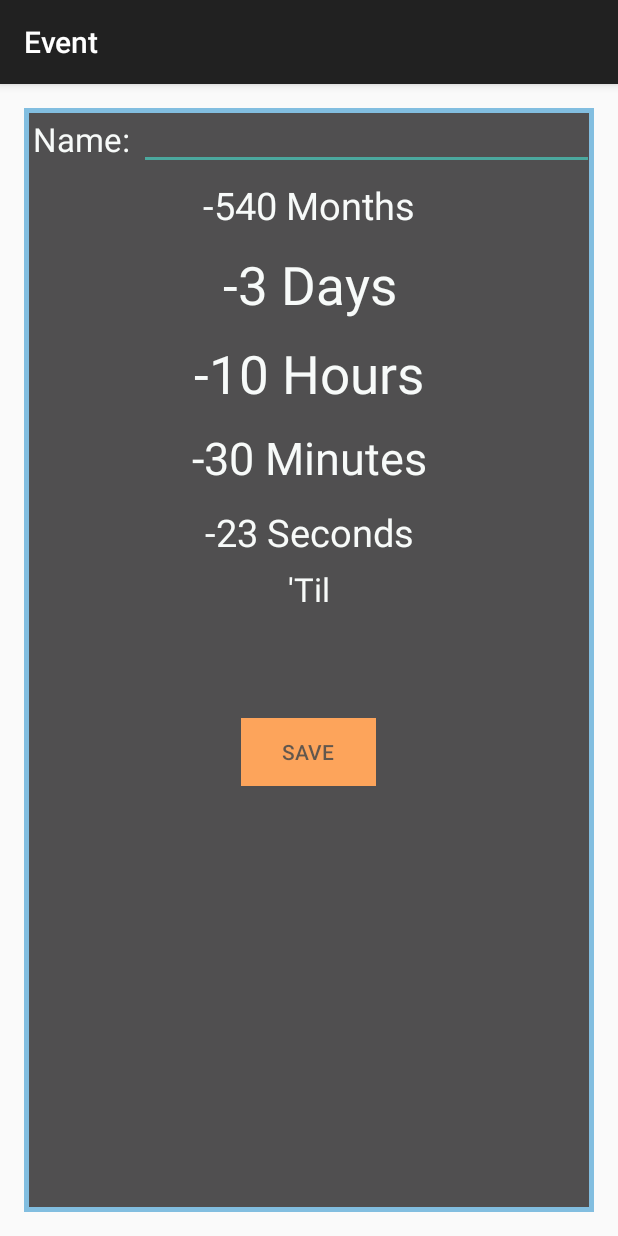
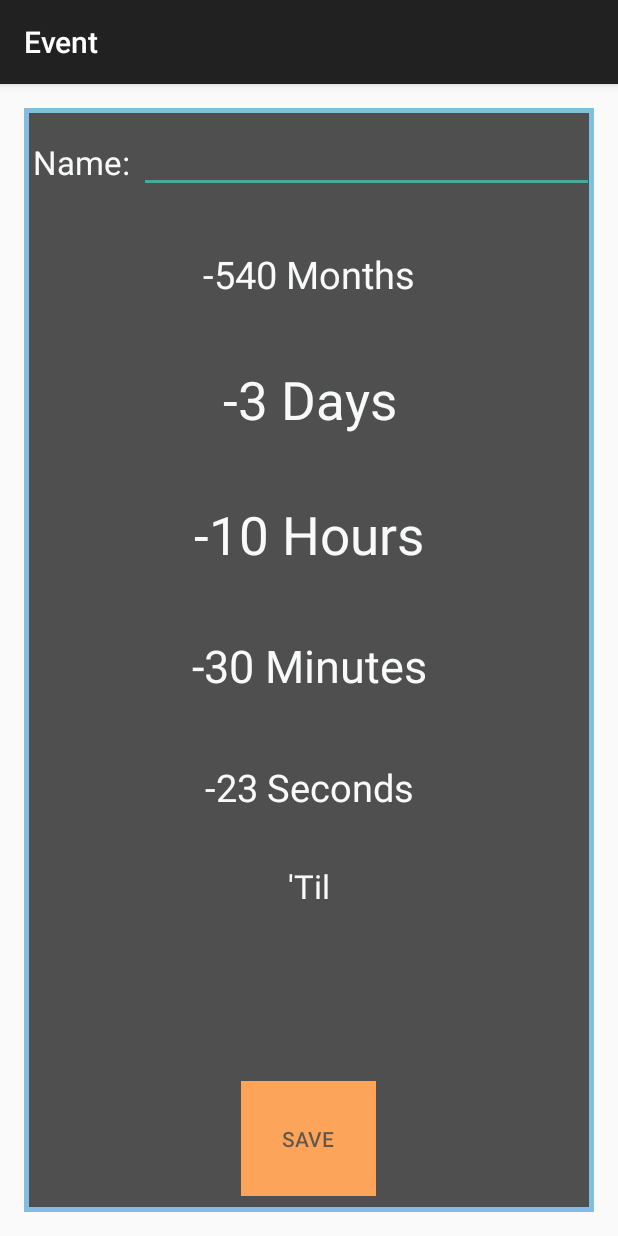
Before and after one commit to msavastano/HowLongTil, an Android app: the HowLongDetail screen opened directly, with no data from a screen before it, on a phone screen of 412 x 824 dp. Run offline under Robolectric (Android 15) with nearby library versions, the phone set to English and light mode, and no system bars; 6 statements that could not run were skipped.

Commit message:
UI changes, visibility button, no edit name

```diff
--- a/app/build.gradle
+++ b/app/build.gradle
@@ -9,7 +9,7 @@ android {
         minSdkVersion 10
         targetSdkVersion 21
         versionCode 1
-        versionName "1.0"
+        versionName "1.0.0-beta"
     }
     buildTypes {
         release {
--- a/app/src/main/AndroidManifest.xml
+++ b/app/src/main/AndroidManifest.xml
@@ -1,6 +1,7 @@
 <?xml version="1.0" encoding="utf-8"?>
 <manifest xmlns:android="http://schemas.android.com/apk/res/android"
-    package="com.mikesavastano.howlongtil" >
+    package="com.mikesavastano.howlongtil"
+    >
     <application
         android:allowBackup="true"
         android:icon="@drawable/ic_launcher"
--- a/app/src/main/java/com/mikesavastano/howlongtil/HowLongDetail.java
+++ b/app/src/main/java/com/mikesavastano/howlongtil/HowLongDetail.java
@@ -1,34 +1,14 @@
 package com.mikesavastano.howlongtil;
 
-import android.content.Context;
-import android.content.ContextWrapper;
-import android.content.Intent;
-import android.graphics.Bitmap;
-import android.graphics.Canvas;
-import android.graphics.Color;
-import android.graphics.Typeface;
-import android.net.Uri;
-import android.os.Environment;
+
 import android.os.Message;
 import android.support.v7.app.ActionBarActivity;
 import android.os.Bundle;
-import android.util.DisplayMetrics;
 import android.util.Log;
-import android.view.Menu;
-import android.view.MenuItem;
 import android.view.View;
 import android.widget.Button;
 import android.widget.EditText;
-import android.widget.LinearLayout;
-import android.widget.RelativeLayout;
 import android.widget.TextView;
-
-
-import java.io.File;
-import java.io.FileNotFoundException;
-import java.io.FileOutputStream;
-import java.io.IOException;
-import java.io.OutputStream;
 import java.text.DateFormat;
 import java.text.ParseException;
 import java.text.SimpleDateFormat;
@@ -48,19 +28,31 @@ public class HowLongDetail extends ActionBarActivity {
     TextView hour;
     TextView minute;
     TextView second;
-    DateFormat dateFormat = new SimpleDateFormat("yyyy/MM/dd HH:mm:ss");
     DateFormat usDateFormat = new SimpleDateFormat("MM/dd/yyyy");
-    //Boolean whileOn;
-    //Runnable r;
     Thread thdA;
-    Button ShareButton;
+    Button saveButton;
+
     Handler handler = new Handler() {
+        /**
+         * Author MSavastano
+         * Date 12-24-14
+         *
+         * Handles the message sent from thread
+         * that updates screen 1x per second
+         *
+         * @param msg
+         */
         public void handleMessage(Message msg) {
 
             Bundle bundle = msg.getData();
             Calendar today = (Calendar) bundle.getSerializable("curr_date");
             Calendar eventDate = (Calendar) bundle.getSerializable("event_date");
+            String eventNameFromBundle = (String) bundle.getSerializable("name");
 
+            if(!eventNameFromBundle.isEmpty()) {
+                name.setText(eventNameFromBundle);
+                saveButton.setVisibility(View.INVISIBLE);
+            }
             month.setText(monthsBetween(today, eventDate) + " Month" + addEss(monthsBetween(today, eventDate)));
             second.setText(remainderSeconds(today, eventDate) + " Second" + addEss(remainderSeconds(today, eventDate)));
             day.setText(remainderDays(today, eventDate) + " Day" + addEss(remainderDays(today, eventDate)));
@@ -73,9 +65,7 @@ public class HowLongDetail extends ActionBarActivity {
     @Override
     protected void onCreate(Bundle savedInstanceState) {
         super.onCreate(savedInstanceState);
-
         setContentView(R.layout.activity_how_long_detail);
-        View rootView = getWindow().getDecorView().getRootView();
 
         name = (TextView) findViewById(R.id.nameEditText);
         event = (TextView) findViewById(R.id.eventDate);
@@ -84,26 +74,27 @@ public class HowLongDetail extends ActionBarActivity {
         hour = (TextView) findViewById(R.id.textViewHour);
         minute = (TextView) findViewById(R.id.textViewMinute);
         second = (TextView) findViewById(R.id.textViewSecond);
+        saveButton = (Button) findViewById(R.id.saveButton);
 
         Runnable r = new Runnable(){
             @Override
             public void run() {
-                //whileOn = true;
                 try {
                     while (true) {
                         Calendar today = Calendar.getInstance();
                         Calendar eventDate = (Calendar) getIntent().getSerializableExtra("event");
-                       // DateFormat dateFormat = new SimpleDateFormat("MM/dd/yyyy HH:mm:ss");
+                        String eventName = (String) getIntent().getSerializableExtra("name");
+
                         Message msg = handler.obtainMessage();
                         Bundle bndl = new Bundle();
                         bndl.putSerializable("curr_date", today);
                         bndl.putSerializable("event_date", eventDate);
+                        bndl.putSerializable("name", eventName);
                         msg.setData(bndl);
                         handler.sendMessage(msg);
                         Thread.sleep(1000l);
                     }
                 }catch(InterruptedException e){
-                    // TODO Auto-generated catch block
                     e.printStackTrace();
                 }
             }
@@ -145,12 +136,12 @@ public class HowLongDetail extends ActionBarActivity {
         EditText EditNAME = (EditText) findViewById(R.id.nameEditText);
         String ename = EditNAME.getText().toString();
         if(ename.isEmpty()){
-            Toast.makeText(getApplicationContext(), "Please fill out 'Name'", Toast.LENGTH_LONG).show();
+            Toast.makeText(getApplicationContext(), R.string.fill_name_text, Toast.LENGTH_LONG).show();
         }else {
 
             MyDBHandler dbHandler = new MyDBHandler(this, null, null, 1);
             Date d = new Date();
-            Log.i(TAG, event.getText().toString());
+
             String event_date = event.getText().toString();
             try {
                 d = usDateFormat.parse(event_date);
@@ -165,7 +156,7 @@ public class HowLongDetail extends ActionBarActivity {
             }
             EventDate event = new EventDate(eventName, d);
             dbHandler.addEvent(event);
-            Toast.makeText(getApplicationContext(), "Saved", Toast.LENGTH_LONG).show();
+            Toast.makeText(getApplicationContext(), R.string.saved_text, Toast.LENGTH_LONG).show();
         }
     }
 
--- a/app/src/main/java/com/mikesavastano/howlongtil/HowLongTIlMainActivity.java
+++ b/app/src/main/java/com/mikesavastano/howlongtil/HowLongTIlMainActivity.java
@@ -57,6 +57,7 @@ public class HowLongTIlMainActivity extends ActionBarActivity {
 
             detailsView = new Intent(this, HowLongDetail.class);
             detailsView.putExtra("event", eventDate);
+            detailsView.putExtra("name", "");
             startActivity(detailsView);
         }
     }
--- a/app/src/main/java/com/mikesavastano/howlongtil/MyDBHandler.java
+++ b/app/src/main/java/com/mikesavastano/howlongtil/MyDBHandler.java
@@ -69,6 +69,12 @@ public class MyDBHandler extends SQLiteOpenHelper {
                 "_id = "+i,null,null,null,null);
     }
 
+    public Cursor getNameByID(long id){
+        String i = String.valueOf(id);
+        return getReadableDatabase().query(TABLE_EVENTS, new String[]{"name"},
+                "_id = "+i,null,null,null,null);
+    }
+
     public void deleteByID(long id){
         String i = String.valueOf(id);
         getWritableDatabase().delete(TABLE_EVENTS, "_id = "+i, null);
--- a/app/src/main/res/layout/activity_how_long_detail.xml
+++ b/app/src/main/res/layout/activity_how_long_detail.xml
@@ -22,7 +22,8 @@
         <RelativeLayout
 
             android:layout_width="wrap_content"
-            android:layout_height="wrap_content">
+            android:layout_height="wrap_content"
+            android:layout_weight="1">
 
             <TextView
                 android:layout_width="wrap_content"
@@ -32,7 +33,8 @@
                 android:id="@+id/textViewName"
                 android:padding="6dp"
                 android:layout_centerVertical="true"
-                android:textColor="#fff7fbf9" />
+                android:textColor="#fff7fbf9"
+                android:gravity="bottom" />
 
             <EditText
                 android:layout_width="fill_parent"
@@ -43,8 +45,9 @@
                 android:padding="6dp"
                 android:layout_gravity="center"
                 android:layout_toRightOf="@+id/textViewName"
-                android:layout_centerHorizontal="true"
-                android:textColor="#fff7fbf9" />
+                android:textColor="#fff7fbf9"
+                android:layout_centerVertical="true"
+                android:gravity="bottom" />
         </RelativeLayout>
 
         <TextView
@@ -57,7 +60,8 @@
             android:padding="6dp"
             android:gravity="center_vertical|center_horizontal"
             android:textSize="25dp"
-            android:textColor="#fff7fbf9" />
+            android:textColor="#fff7fbf9"
+            android:layout_weight="1" />
 
         <TextView
             android:layout_width="match_parent"
@@ -68,7 +72,8 @@
             android:padding="6dp"
             android:gravity="center_vertical|center_horizontal"
             android:textColor="#fff7fbf9"
-            android:textSize="35dp" />
+            android:textSize="35dp"
+            android:layout_weight="1" />
 
         <TextView
             android:layout_width="match_parent"
@@ -79,7 +84,8 @@
             android:padding="6dp"
             android:gravity="center_vertical|center_horizontal"
             android:textColor="#fff7fbf9"
-            android:textSize="35dp" />
+            android:textSize="35dp"
+            android:layout_weight="1" />
 
         <TextView
             android:layout_width="match_parent"
@@ -90,7 +96,8 @@
             android:padding="6dp"
             android:gravity="center_vertical|center_horizontal"
             android:textColor="#fff7fbf9"
-            android:textSize="30dp" />
+            android:textSize="30dp"
+            android:layout_weight="1" />
 
         <TextView
             android:layout_width="match_parent"
@@ -101,7 +108,8 @@
             android:padding="6dp"
             android:gravity="center_vertical|center_horizontal"
             android:textColor="#fff7fbf9"
-            android:textSize="25dp" />
+            android:textSize="25dp"
+            android:layout_weight="1" />
 
         <TextView
             android:layout_width="match_parent"
@@ -111,7 +119,8 @@
             android:gravity="center_vertical|center_horizontal"
             android:text="@string/til_text"
             android:textSize="22dp"
-            android:textColor="#fff7fbf9" />
+            android:textColor="#fff7fbf9"
+            android:layout_weight=".8" />
 
         <TextView
             android:layout_width="fill_parent"
@@ -121,7 +130,8 @@
             android:textAppearance="?android:attr/textAppearanceLarge"
             android:padding="5dp"
             android:textColor="#fff7fbf9"
-            android:textSize="45dp" />
+            android:textSize="45dp"
+            android:layout_weight="1" />
 
         <Button
             android:layout_width="90dp"
@@ -135,7 +145,9 @@
             android:gravity="center_vertical|center_horizontal"
             android:padding="8dp"
             android:shadowColor="#ff9a924d"
-            android:singleLine="false" />
+            android:singleLine="false"
+            android:layout_weight="1"
+            android:layout_marginBottom="10dp" />
 
     </LinearLayout>
 
--- a/app/src/main/res/layout/activity_saved_events.xml
+++ b/app/src/main/res/layout/activity_saved_events.xml
@@ -12,7 +12,7 @@
     <TextView
         android:layout_width="match_parent"
         android:layout_height="wrap_content"
-        android:textAppearance="?android:attr/textAppearanceLarge"
+        android:textAppearance="@style/TextAppearance.AppCompat.Headline"
         android:text="@string/saved_events_text"
         android:id="@+id/textViewSavedEventsTitle"
         android:gravity="center_vertical|center_horizontal" />
--- a/app/src/main/res/values/strings.xml
+++ b/app/src/main/res/values/strings.xml
@@ -17,5 +17,7 @@
     <string name="thats_before_today_text">That has already happened!</string>
     <string name="til_text">\'Til</string>
     <string name="deleted_text">Deleted Event</string>
+    <string name="fill_name_text">Please fill out \'Name\'</string>
+    <string name="saved_text">Saved</string>
 
 </resources>
```
Also changed, not shown: app/src/main/java/com/mikesavastano/howlongtil/SavedEvents.java (+9 -2 lines), app/src/main/res/layout/activity_how_long_til_main.xml (+6 -2 lines).
